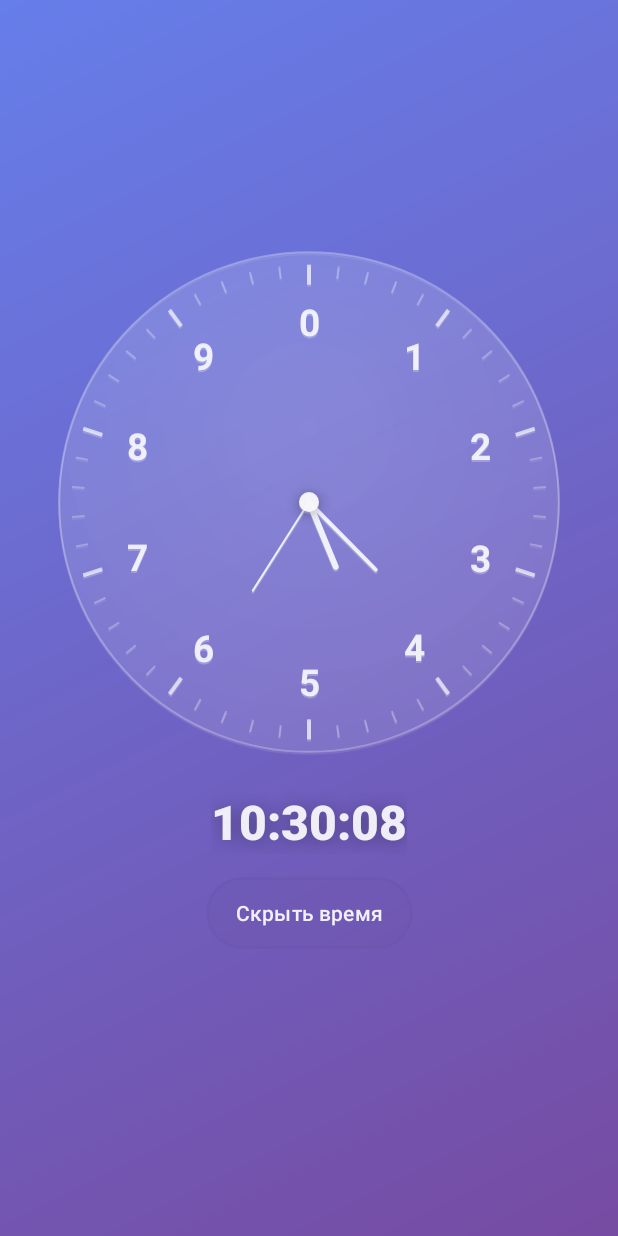
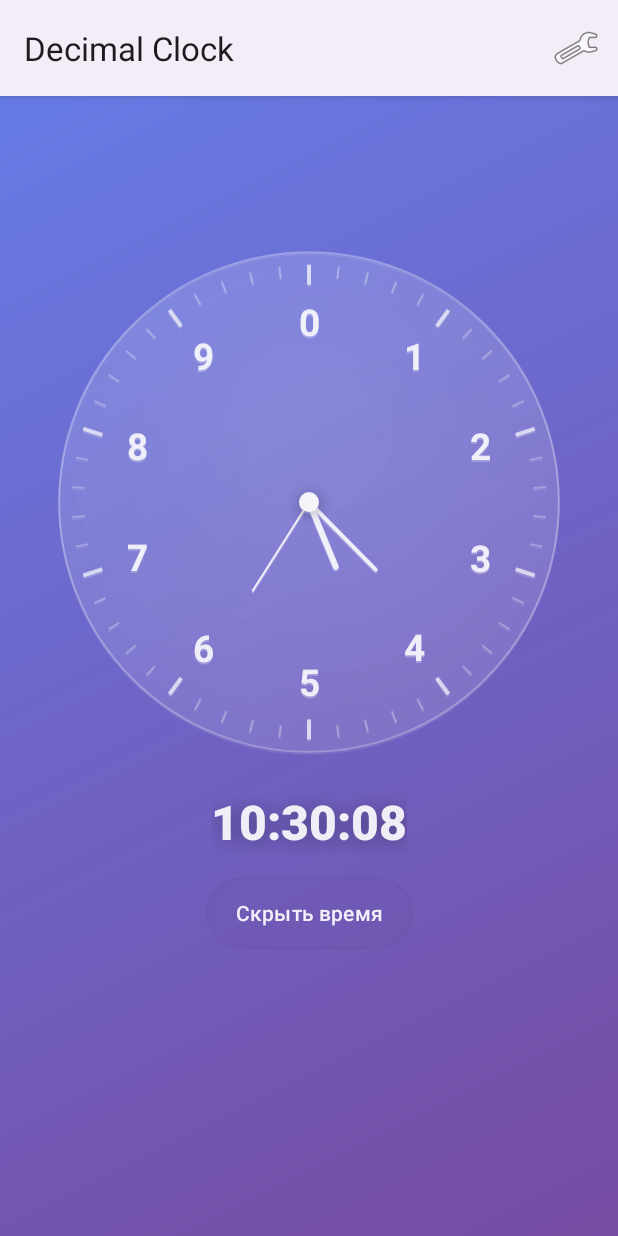
Before and after one commit to TheMrGrench/decimal-clock, an Android app: the screen it shows after launch (MainActivity), on a phone screen of 412 x 824 dp. Run offline under Robolectric (Android 15) with nearby library versions, the phone set to English and light mode, and no system bars.

Commit message:
Add ActionBar with settings menu

```diff
--- a/app/src/main/res/values/themes.xml
+++ b/app/src/main/res/values/themes.xml
@@ -1,7 +1,7 @@
 <?xml version="1.0" encoding="utf-8"?>
 <resources>
-    <style name="Theme.DecimalClock" parent="Theme.Material3.Light.NoActionBar">
-        <item name="android:statusBarColor">@android:color/transparent</item>
+    <style name="Theme.DecimalClock" parent="Theme.Material3.Light">
+    <item name="android:statusBarColor">@android:color/transparent</item>
         <item name="android:navigationBarColor">@android:color/transparent</item>
         <item name="android:windowTranslucentStatus">true</item>
         <item name="android:windowTranslucentNavigation">true</item>
```
